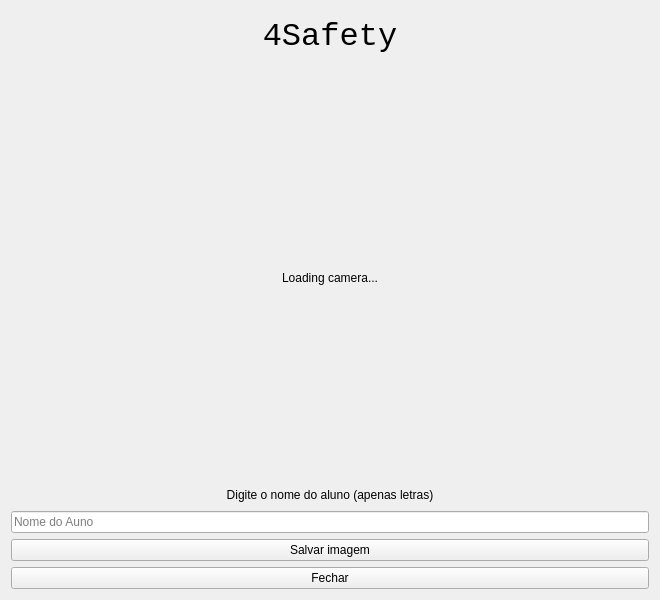
Qt form src/ui/training.ui (YanVictorSN/access-control-project) before a commit.
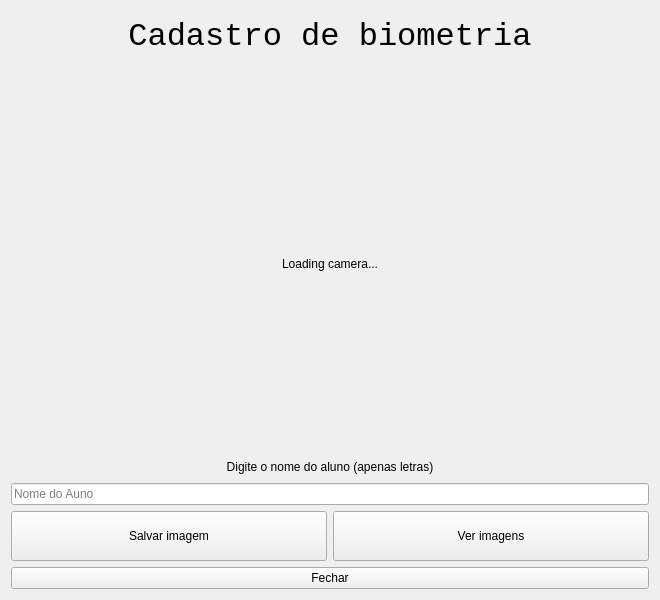
The same form after that commit.

Commit message: feat: add training_gallery support

The edit to the form file:
```diff
--- a/src/ui/training.ui
+++ b/src/ui/training.ui
@@ -14,7 +14,33 @@
    <string>4Safety - Training</string>
   </property>
   <layout class="QGridLayout" name="gridLayout">
-   <item row="0" column="0">
+   <item row="4" column="0">
+    <widget class="QPushButton" name="save_image_QPB">
+     <property name="minimumSize">
+      <size>
+       <width>0</width>
+       <height>50</height>
+      </size>
+     </property>
+     <property name="text">
+      <string>Salvar imagem</string>
+     </property>
+    </widget>
+   </item>
+   <item row="4" column="1">
+    <widget class="QPushButton" name="gallery_QPB">
+     <property name="minimumSize">
+      <size>
+       <width>0</width>
+       <height>50</height>
+      </size>
+     </property>
+     <property name="text">
+      <string>Ver imagens</string>
+     </property>
+    </widget>
+   </item>
+   <item row="0" column="0" colspan="2">
     <layout class="QGridLayout" name="Training_QGL">
      <item row="1" column="0">
       <spacer name="verticalSpacer">
@@ -57,7 +83,7 @@
         </font>
        </property>
        <property name="text">
-        <string>4Safety</string>
+        <string>Cadastro de biometria</string>
        </property>
        <property name="alignment">
         <set>Qt::AlignCenter</set>
@@ -66,7 +92,21 @@
      </item>
     </layout>
    </item>
-   <item row="2" column="0">
+   <item row="5" column="0" colspan="2">
+    <widget class="QPushButton" name="cancel_QPB">
+     <property name="text">
+      <string>Fechar</string>
+     </property>
+    </widget>
+   </item>
+   <item row="3" column="0" colspan="2">
+    <widget class="QLineEdit" name="student_name_LE">
+     <property name="placeholderText">
+      <string>Nome do Auno</string>
+     </property>
+    </widget>
+   </item>
+   <item row="2" column="0" colspan="2">
     <widget class="QLabel" name="message_QL">
      <property name="maximumSize">
       <size>
@@ -82,27 +122,6 @@
      </property>
     </widget>
    </item>
-   <item row="5" column="0">
-    <widget class="QPushButton" name="cancel_QPB">
-     <property name="text">
-      <string>Fechar</string>
-     </property>
-    </widget>
-   </item>
-   <item row="4" column="0">
-    <widget class="QPushButton" name="save_image_QPB">
-     <property name="text">
-      <string>Salvar imagem</string>
-     </property>
-    </widget>
-   </item>
-   <item row="3" column="0">
-    <widget class="QLineEdit" name="student_name_LE">
-     <property name="placeholderText">
-      <string>Nome do Auno</string>
-     </property>
-    </widget>
-   </item>
   </layout>
  </widget>
  <resources/>
```
Left out of the diff: 8 changed lines with no effect on the pictures. The commit also changes 1 other file.
